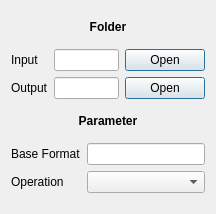
Before: the Qt Designer form mediacopier-cli/common/src/param.ui in patrickziegler/mediacopier, drawn with Qt 5.
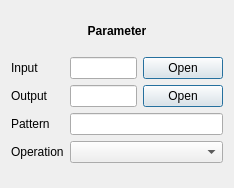
After: the same form once the commit is applied.

Commit message: Redesign parameter widget

```diff
--- a/mediacopier-cli/common/src/param.ui
+++ b/mediacopier-cli/common/src/param.ui
@@ -7,8 +7,8 @@
    <rect>
     <x>0</x>
     <y>0</y>
-    <width>216</width>
-    <height>214</height>
+    <width>234</width>
+    <height>188</height>
    </rect>
   </property>
   <property name="windowTitle">
@@ -30,7 +30,7 @@
       </font>
      </property>
      <property name="text">
-      <string>Folder</string>
+      <string>Parameter</string>
      </property>
      <property name="alignment">
       <set>Qt::AlignCenter</set>
@@ -38,30 +38,7 @@
     </widget>
    </item>
    <item>
-    <layout class="QGridLayout" name="dirsLayout">
-     <item row="0" column="0">
-      <widget class="QLabel" name="dirsInputDirLabel">
-       <property name="text">
-        <string>Input</string>
-       </property>
-      </widget>
-     </item>
-     <item row="0" column="1">
-      <widget class="QLineEdit" name="dirsInputDirText"/>
-     </item>
-     <item row="0" column="2">
-      <widget class="QDialogButtonBox" name="dirsInputDirButton">
-       <property name="sizePolicy">
-        <sizepolicy hsizetype="Maximum" vsizetype="Fixed">
-         <horstretch>0</horstretch>
-         <verstretch>0</verstretch>
-        </sizepolicy>
-       </property>
-       <property name="standardButtons">
-        <set>QDialogButtonBox::Open</set>
-       </property>
-      </widget>
-     </item>
+    <layout class="QGridLayout" name="gridLayout">
      <item row="1" column="0">
       <widget class="QLabel" name="dirsOutputDirLabel">
        <property name="text">
@@ -69,9 +46,26 @@
        </property>
       </widget>
      </item>
+     <item row="0" column="0">
+      <widget class="QLabel" name="dirsInputDirLabel">
+       <property name="text">
+        <string>Input</string>
+       </property>
+      </widget>
+     </item>
      <item row="1" column="1">
       <widget class="QLineEdit" name="dirsOutputDirText"/>
      </item>
+     <item row="2" column="0">
+      <widget class="QLabel" name="paramBaseFormatLabel">
+       <property name="text">
+        <string>Pattern</string>
+       </property>
+      </widget>
+     </item>
+     <item row="0" column="1">
+      <widget class="QLineEdit" name="dirsInputDirText"/>
+     </item>
      <item row="1" column="2">
       <widget class="QDialogButtonBox" name="dirsOutputDirButton">
        <property name="sizePolicy">
@@ -85,56 +79,36 @@
        </property>
       </widget>
      </item>
-    </layout>
-   </item>
-   <item>
-    <widget class="QLabel" name="label">
-     <property name="sizePolicy">
-      <sizepolicy hsizetype="Preferred" vsizetype="Maximum">
-       <horstretch>0</horstretch>
-       <verstretch>0</verstretch>
-      </sizepolicy>
-     </property>
-     <property name="font">
-      <font>
-       <weight>75</weight>
-       <bold>true</bold>
-      </font>
-     </property>
-     <property name="text">
-      <string>Parameter</string>
-     </property>
-     <property name="alignment">
-      <set>Qt::AlignCenter</set>
-     </property>
-    </widget>
-   </item>
-   <item>
-    <layout class="QGridLayout" name="paramLayout">
-     <item row="1" column="0">
+     <item row="0" column="2">
+      <widget class="QDialogButtonBox" name="dirsInputDirButton">
+       <property name="sizePolicy">
+        <sizepolicy hsizetype="Maximum" vsizetype="Fixed">
+         <horstretch>0</horstretch>
+         <verstretch>0</verstretch>
+        </sizepolicy>
+       </property>
+       <property name="standardButtons">
+        <set>QDialogButtonBox::Open</set>
+       </property>
+      </widget>
+     </item>
+     <item row="3" column="0">
       <widget class="QLabel" name="paramCommandLabel">
        <property name="text">
         <string>Operation</string>
        </property>
       </widget>
      </item>
-     <item row="1" column="1">
-      <widget class="QComboBox" name="paramCommand"/>
-     </item>
-     <item row="0" column="0">
-      <widget class="QLabel" name="paramBaseFormatLabel">
-       <property name="text">
-        <string>Base Format</string>
-       </property>
-      </widget>
-     </item>
-     <item row="0" column="1">
+     <item row="2" column="1" colspan="2">
       <widget class="QLineEdit" name="paramBaseFormat">
        <property name="text">
         <string/>
        </property>
       </widget>
      </item>
+     <item row="3" column="1" colspan="2">
+      <widget class="QComboBox" name="paramCommand"/>
+     </item>
     </layout>
    </item>
   </layout>
```
The commit also changes 2 other files.
